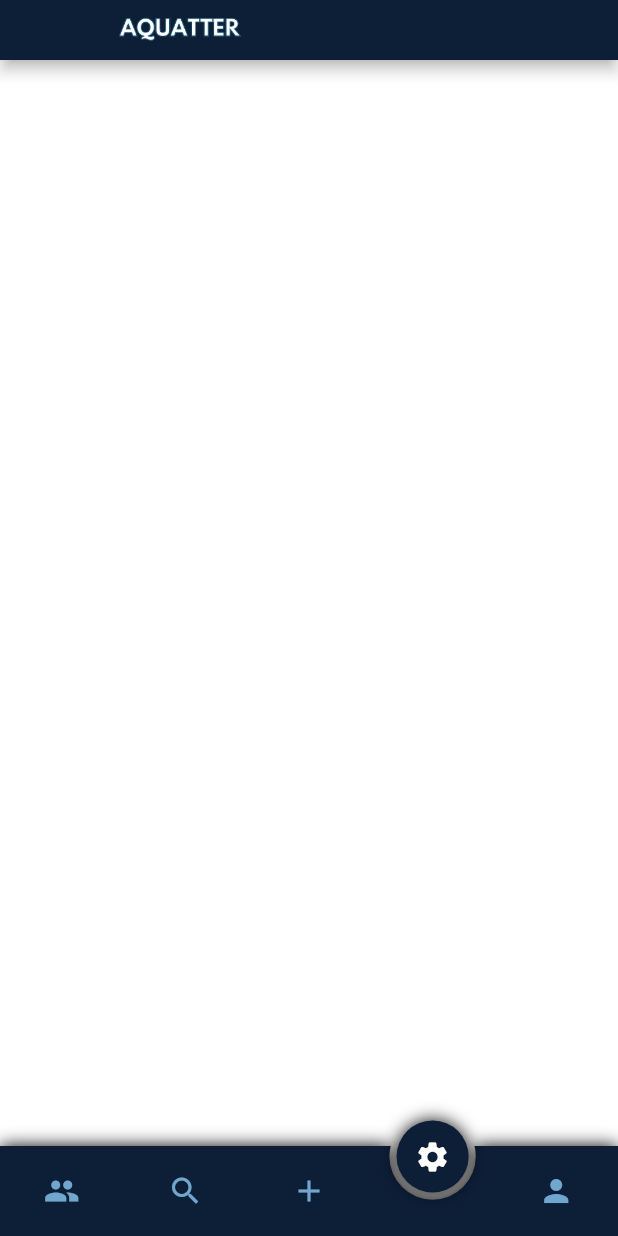
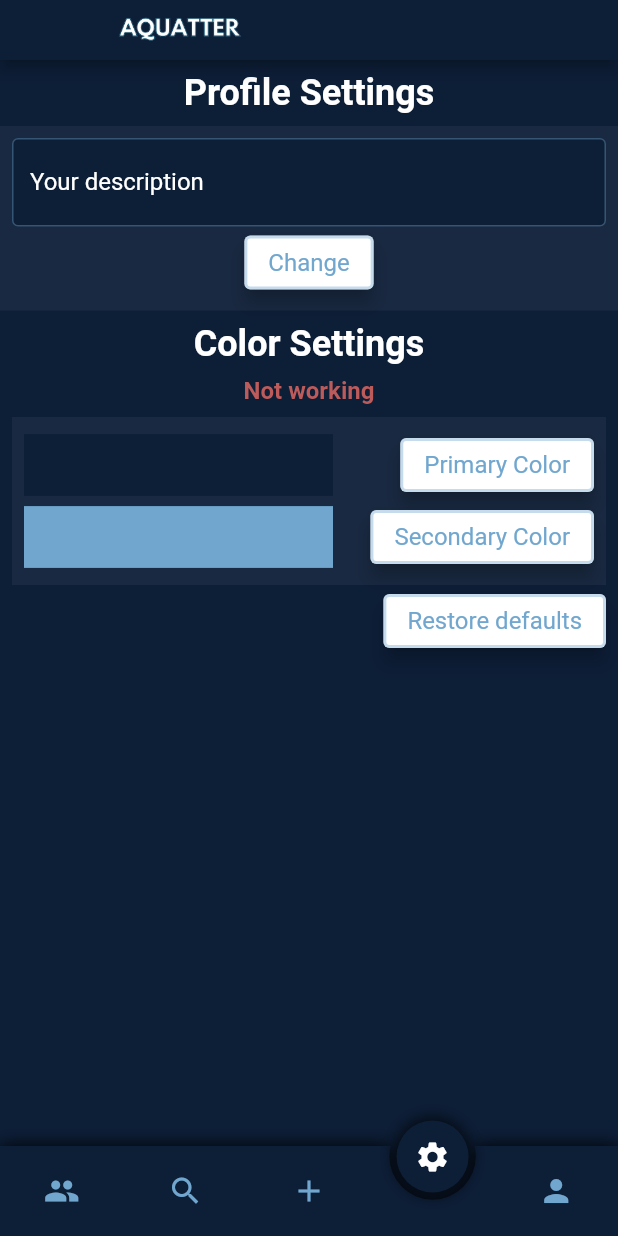
Before and after one commit to cardizaDEV/Aquatter, a Flutter app: the MainScreen screen opened by its route, swiped to page 4, on a phone screen of 412 x 824 dp. Run offline on Flutter 3.47's test engine with Material 2 defaults, Android fonts, the phone set to English and light mode, and no system bars; drawn by our look-alikes of circle_nav_bar; our stand-ins replace email_validator, flutter_colorpicker, flutter_swiper_plus, image_picker, pin_code_fields, shared_preferences; missing offline and left inert: flutter_emoji; accounts and stored records are empty; network calls fail.

Commit message:
Code cleaning, implemented settings page with profile settings and color settings, color settings not working yet

```diff
--- a/aquatter/lib/main.dart
+++ b/aquatter/lib/main.dart
@@ -24,8 +24,10 @@ class MyApp extends StatelessWidget {
         providers: [
           ChangeNotifierProvider<UserProvider>(create: (_) => UserProvider()),
           ChangeNotifierProvider<PostsProvider>(create: (_) => PostsProvider()),
-          ChangeNotifierProvider<ImagePickerProvider>(create: (_) => ImagePickerProvider()),
-          ChangeNotifierProvider<CommentsProvider>(create: (_) => CommentsProvider()),
+          ChangeNotifierProvider<ImagePickerProvider>(
+              create: (_) => ImagePickerProvider()),
+          ChangeNotifierProvider<CommentsProvider>(
+              create: (_) => CommentsProvider()),
         ],
         child: MaterialApp(
             debugShowCheckedModeBanner: false,
--- a/aquatter/lib/providers/user_provider.dart
+++ b/aquatter/lib/providers/user_provider.dart
@@ -16,6 +16,7 @@ class UserProvider extends ChangeNotifier {
   List<dynamic> follow = [];
   String avatar = '';
   List<UserCard> userCards = [];
+  String description = '';
 
   ///Adds a follower
   Future<int> addFollow(String userid) async {
@@ -172,8 +173,8 @@ class UserProvider extends ChangeNotifier {
     notifyListeners();
   }
 
-  ///Returns the user id and updates the provider userId
-  void getUserId(String username) async {
+  ///Returns the user id,avatar and description and updates the provider
+  void getUserData(String username) async {
     final response = await http.get(Uri.parse(
         'https://63722218025414c637071928.mockapi.io/Aquatter/users?username=$username'));
     if (response.statusCode == 200) {
@@ -181,6 +182,8 @@ class UserProvider extends ChangeNotifier {
       for (var element in jsonResponse) {
         if (element['username'] == username) {
           userId = element['id'];
+          description = element['description'];
+          avatar = element['avatar'];
         }
       }
     } else {
@@ -191,7 +194,6 @@ class UserProvider extends ChangeNotifier {
 
   ///Saves the username in shared and updates the provider username
   Future<bool> setLoged(String username) async {
-    await Future.delayed(const Duration(seconds: 2));
     // ignore: no_leading_underscores_for_local_identifiers
     final Future<SharedPreferences> _prefs = SharedPreferences.getInstance();
     SharedPreferences prefs = await _prefs;
@@ -202,7 +204,6 @@ class UserProvider extends ChangeNotifier {
 
   ///Returns the username from shared and updates the provider username
   Future<String> getUsername() async {
-    await Future.delayed(const Duration(seconds: 2));
     // ignore: no_leading_underscores_for_local_identifiers
     final Future<SharedPreferences> _prefs = SharedPreferences.getInstance();
     SharedPreferences prefs = await _prefs;
@@ -291,4 +292,19 @@ class UserProvider extends ChangeNotifier {
       return false;
     }
   }
+
+  Future<int> changeDescription(String description) async {
+    final response = await http.put(
+      Uri.parse(
+          'https://63722218025414c637071928.mockapi.io/Aquatter/users/$userId'),
+      body: {
+        'description': description,
+      }
+    );
+    if (response.statusCode == 200 || response.statusCode == 204) {
+      this.description = description;
+      notifyListeners();
+    }
+    return response.statusCode;
+  }
 }
--- a/aquatter/lib/screens/login_register/login_screen.dart
+++ b/aquatter/lib/screens/login_register/login_screen.dart
@@ -105,7 +105,7 @@ class _LoginScreenState extends State<LoginScreen> {
                           .setLoged(_usernameController.text);
                       // ignore: use_build_context_synchronously
                       Provider.of<UserProvider>(context, listen: false)
-                          .getUserId(_usernameController.text);
+                          .getUserData(_usernameController.text);
                       // ignore: use_build_context_synchronously
                       Provider.of<UserProvider>(context, listen: false)
                           .searchForUsers('');
--- a/aquatter/lib/screens/login_register/pin_screen.dart
+++ b/aquatter/lib/screens/login_register/pin_screen.dart
@@ -70,7 +70,7 @@ class _PinScreenState extends State<PinScreen> {
                       // ignore: use_build_context_synchronously
                       Provider.of<UserProvider>(context, listen: false)
                           // ignore: use_build_context_synchronously
-                          .getUserId(
+                          .getUserData(
                               // ignore: use_build_context_synchronously
                               Provider.of<UserProvider>(context, listen: false)
                                   .username);
--- a/aquatter/lib/screens/main_screen.dart
+++ b/aquatter/lib/screens/main_screen.dart
@@ -35,7 +35,7 @@ class _MainScreenState extends State<MainScreen> {
       appBar: PreferredSize(
           preferredSize: const Size(defaultPadding, defaultPadding * 5),
           child: AppBar(
-            systemOverlayStyle: const SystemUiOverlayStyle(
+            systemOverlayStyle: SystemUiOverlayStyle(
               statusBarColor: primaryBlack,
               statusBarIconBrightness: Brightness.dark,
               statusBarBrightness: Brightness.light,
@@ -53,7 +53,7 @@ class _MainScreenState extends State<MainScreen> {
           Icon(Icons.settings, color: Colors.white),
           Icon(Icons.person, color: Colors.white),
         ],
-        inactiveIcons: const [
+        inactiveIcons: [
           Icon(Icons.people, color: primaryColor),
           Icon(Icons.search, color: primaryColor),
           Icon(Icons.add, color: primaryColor),
@@ -82,7 +82,7 @@ class _MainScreenState extends State<MainScreen> {
           SocialPage(),
           SearchPage(),
           PostPage(),
-          Settings(),
+          SettingsPage(),
           ProfilePage()
         ],
       ),
--- a/aquatter/lib/screens/pages/search_page.dart
+++ b/aquatter/lib/screens/pages/search_page.dart
@@ -23,9 +23,9 @@ class _SearchPageState extends State<SearchPage> {
   @override
   Widget build(BuildContext context) {
     return Container(
-      decoration: const BoxDecoration(
+      decoration: BoxDecoration(
           color: primaryBlack,
-          image: DecorationImage(
+          image: const DecorationImage(
             image: AssetImage("lib/media/hatching-ge35f10e1a_1280.png"),
             fit: BoxFit.cover,
             opacity: 0.2,
--- a/aquatter/lib/screens/pages/settings_page.dart
+++ b/aquatter/lib/screens/pages/settings_page.dart
@@ -1,12 +1,70 @@
+import 'package:aquatter/themes/constants.dart';
+import 'package:aquatter/widgets/color_config.dart';
+import 'package:aquatter/widgets/profile_config.dart';
 import 'package:flutter/material.dart';
 
-class Settings extends StatelessWidget {
-  const Settings({super.key});
+class SettingsPage extends StatelessWidget {
+  const SettingsPage({super.key});
 
   @override
   Widget build(BuildContext context) {
-    return Container(
-      color: Colors.white,
+    return ListView(
+      children: const [
+        Center(
+          child: Flexible(
+              flex: 1,
+              child: Padding(
+                padding: EdgeInsets.all(defaultPadding),
+                child: Text(
+                  'Profile Settings',
+                  overflow: TextOverflow.ellipsis,
+                  maxLines: 1,
+                  style: TextStyle(
+                    color: Colors.white,
+                    fontSize: defaultPadding * 3,
+                    fontWeight: FontWeight.bold,
+                    overflow: TextOverflow.ellipsis,
+                  ),
+                ),
+              )),
+        ),
+        ProfileConfig(),
+        Center(
+          child: Flexible(
+              flex: 1,
+              child: Padding(
+                padding: EdgeInsets.all(defaultPadding),
+                child: Text(
+                  'Color Settings',
+                  overflow: TextOverflow.ellipsis,
+                  maxLines: 1,
+                  style: TextStyle(
+                    color: Colors.white,
+                    fontSize: defaultPadding * 3,
+                    fontWeight: FontWeight.bold,
+                    overflow: TextOverflow.ellipsis,
+                  ),
+                ),
+              )),
+        ),
+        Center(
+          child: Flexible(
+              flex: 1,
+              child: Text(
+                  'Not working',
+                  overflow: TextOverflow.ellipsis,
+                  maxLines: 1,
+                  style: TextStyle(
+                    color: Color.fromARGB(255, 189, 91, 91),
+                    fontSize: defaultPadding * 2,
+                    fontWeight: FontWeight.bold,
+                    overflow: TextOverflow.ellipsis,
+                  ),
+                ),
+              ),
+        ),
+        ColorConfig(),
+      ],
     );
   }
 }
--- a/aquatter/lib/screens/pages/social_page.dart
+++ b/aquatter/lib/screens/pages/social_page.dart
@@ -17,9 +17,9 @@ class SocialPage extends StatelessWidget {
     // ignore: prefer_typing_uninitialized_variables
     var distance;
     return Container(
-        decoration: const BoxDecoration(
+        decoration: BoxDecoration(
             color: primaryBlack,
-            image: DecorationImage(
+            image: const DecorationImage(
               image: AssetImage("lib/media/hatching-ge35f10e1a_1280.png"),
               fit: BoxFit.cover,
               opacity: 0,
--- a/aquatter/lib/themes/constants.dart
+++ b/aquatter/lib/themes/constants.dart
@@ -1,6 +1,5 @@
 import 'package:flutter/material.dart';
 
 const double defaultPadding = 8;
-const Color primaryColor = Color.fromRGBO(113, 167, 207, 1);
-const Color secondaryColor = Color.fromRGBO(113, 207, 200, 1);
-const Color primaryBlack = Color.fromRGBO(13, 30, 55, 1);
+Color primaryColor = const Color.fromRGBO(113, 167, 207, 1);
+Color primaryBlack = const Color.fromRGBO(13, 30, 55, 1);
--- a/aquatter/lib/themes/theming.dart
+++ b/aquatter/lib/themes/theming.dart
@@ -2,10 +2,6 @@ import 'package:aquatter/themes/constants.dart';
 import 'package:flutter/material.dart';
 
 class MainTheme {
-  static const Color primaryColor = Color.fromRGBO(113, 167, 207, 1);
-  static const Color secondaryColor = Color.fromRGBO(113, 207, 200, 1);
-  static const Color primaryBlack = Color.fromRGBO(13, 30, 55, 1);
-
   static ThemeData mainTheme = ThemeData(
     scaffoldBackgroundColor: primaryBlack,
     inputDecorationTheme: InputDecorationTheme(
@@ -17,9 +13,9 @@ class MainTheme {
       fillColor: Colors.white,
       filled: true,
       floatingLabelBehavior: FloatingLabelBehavior.auto,
-      labelStyle: const TextStyle(color: primaryColor),
+      labelStyle: TextStyle(color: primaryColor),
     ),
-    bottomNavigationBarTheme: const BottomNavigationBarThemeData(
+    bottomNavigationBarTheme: BottomNavigationBarThemeData(
       backgroundColor: primaryColor,
       selectedItemColor: primaryColor,
       unselectedItemColor: primaryColor,
@@ -28,9 +24,9 @@ class MainTheme {
     elevatedButtonTheme: ElevatedButtonThemeData(
         style: ButtonStyle(
             elevation: const MaterialStatePropertyAll(5),
-            foregroundColor: const MaterialStatePropertyAll(primaryColor),
+            foregroundColor: MaterialStatePropertyAll(primaryColor),
             backgroundColor: const MaterialStatePropertyAll(Colors.white),
-            textStyle: const MaterialStatePropertyAll(TextStyle(
+            textStyle: MaterialStatePropertyAll(TextStyle(
               color: primaryColor,
               fontSize: defaultPadding * 2,
             )),
--- /dev/null
+++ b/aquatter/lib/widgets/color_config.dart
@@ -0,0 +1,166 @@
+import 'package:aquatter/themes/constants.dart';
+import 'package:flutter/material.dart';
+import 'package:flutter_colorpicker/flutter_colorpicker.dart';
+import 'package:shared_preferences/shared_preferences.dart';
+
+class ColorConfig extends StatefulWidget {
+  const ColorConfig({super.key});
+
+  @override
+  State<ColorConfig> createState() => _ColorConfigState();
+}
+
+class _ColorConfigState extends State<ColorConfig> {
+  static const Color primaryColor = Color.fromRGBO(113, 167, 207, 1);
+  static const Color primaryBlack = Color.fromRGBO(13, 30, 55, 1);
+
+  Color pickedPrimary = primaryColor;
+  Color currentPrimary = primaryColor;
+
+  Color pickedBlack = primaryBlack;
+  Color currentBlack = primaryBlack;
+
+  @override
+  Widget build(BuildContext context) {
+    return Padding(
+      padding: const EdgeInsets.all(8.0),
+      child: Column(
+        mainAxisAlignment: MainAxisAlignment.start,
+        crossAxisAlignment: CrossAxisAlignment.end,
+        children: [
+          Container(
+            width: MediaQuery.of(context).size.width,
+            padding: const EdgeInsets.all(defaultPadding),
+            color: Colors.white.withOpacity(0.05),
+            child: Column(
+              mainAxisAlignment: MainAxisAlignment.center,
+              crossAxisAlignment: CrossAxisAlignment.end,
+              children: [
+                Row(
+                  mainAxisAlignment: MainAxisAlignment.spaceBetween,
+                  crossAxisAlignment: CrossAxisAlignment.center,
+                  children: [
+                    Container(
+                      height: MediaQuery.of(context).size.height/(defaultPadding*2.5),
+                      width: MediaQuery.of(context).size.width/defaultPadding*4,
+                      color: currentBlack,
+                    ),
+                    ElevatedButton(
+                        onPressed: () {
+                          showDialog(
+                              context: context,
+                              builder: ((context) {
+                                return AlertDialog(
+                                  title: const Text('Pick a color!'),
+                                  content: SingleChildScrollView(
+                                    child: ColorPicker(
+                                      pickerColor: pickedBlack,
+                                      onColorChanged: changeBlack,
+                                    ),
+                                  ),
+                                  actions: <Widget>[
+                                    ElevatedButton(
+                                      child: const Text('Got it'),
+                                      onPressed: () {
+                                        setState(() => currentBlack = pickedBlack);
+                                        setPrimaryBlack();
+                                        Navigator.of(context).pop();
+                                      },
+                                    ),
+                                  ],
+                                );
+                              }));
+                        },
+                        child: const Text('Primary Color')),
+                  ],
+                ),
+                Row(
+                  mainAxisAlignment: MainAxisAlignment.spaceBetween,
+                  crossAxisAlignment: CrossAxisAlignment.center,
+                  children: [
+                    Container(
+                      height: MediaQuery.of(context).size.height/(defaultPadding*2.5),
+                      width: MediaQuery.of(context).size.width/defaultPadding*4,
+                      color: currentPrimary,
+                    ),
+                    ElevatedButton(
+                        onPressed: () {
+                          showDialog(
+                              context: context,
+                              builder: ((context) {
+                                return AlertDialog(
+                                  title: const Text('Pick a color!'),
+                                  content: SingleChildScrollView(
+                                    child: ColorPicker(
+                                      pickerColor: pickedPrimary,
+                                      onColorChanged: changePrimary,
+                                    ),
+                                  ),
+                                  actions: <Widget>[
+                                    ElevatedButton(
+                                      child: const Text('Got it'),
+                                      onPressed: () {
+                                        setState(
+                                            () => currentPrimary = pickedPrimary);
+                                        setPrimaryColor();
+                                        Navigator.of(context).pop();
+                                      },
+                                    ),
+                                  ],
+                                );
+                              }));
+                        },
+                        child: const Text('Secondary Color')),
+                  ],
+                ),
+              ],
+            ),
+          ),
+          Row(
+            mainAxisAlignment: MainAxisAlignment.end,
+            crossAxisAlignment: CrossAxisAlignment.end,
+            children: [
+              ElevatedButton(
+                  onPressed: () => restoreDefaults(),
+                  child: const Text('Restore defaults')),
+            ],
+          )
+        ],
+      ),
+    );
+  }
+
+  void changePrimary(Color color) {
+    setState(() => pickedPrimary = color);
+  }
+
+  void changeBlack(Color color) {
+    setState(() => pickedBlack = color);
+  }
+
+  void restoreDefaults() {
+    pickedPrimary = primaryColor;
+    currentPrimary = primaryColor;
+    pickedBlack = primaryBlack;
+    currentBlack = primaryBlack;
+    setState(() {});
+    setPrimaryBlack();
+    setPrimaryColor();
+  }
+
+  ///Saves the username in shared and updates the provider username
+  void setPrimaryColor() async {
+    // ignore: no_leading_underscores_for_local_identifiers
+    final Future<SharedPreferences> _prefs = SharedPreferences.getInstance();
+    SharedPreferences prefs = await _prefs;
+    await prefs.setString('primaryColor', currentPrimary.toString());
+  }
+
+  ///Saves the username in shared and updates the provider username
+  void setPrimaryBlack() async {
+    // ignore: no_leading_underscores_for_local_identifiers
+    final Future<SharedPreferences> _prefs = SharedPreferences.getInstance();
+    SharedPreferences prefs = await _prefs;
+    await prefs.setString('blackColor', currentBlack.toString());
+  }
+}
--- /dev/null
+++ b/aquatter/lib/widgets/profile_config.dart
@@ -0,0 +1,71 @@
+import 'package:aquatter/providers/user_provider.dart';
+import 'package:aquatter/themes/constants.dart';
+import 'package:flutter/material.dart';
+import 'package:provider/provider.dart';
+
+class ProfileConfig extends StatefulWidget {
+  const ProfileConfig({super.key});
+
+  @override
+  State<ProfileConfig> createState() => _ProfileConfigState();
+}
+
+class _ProfileConfigState extends State<ProfileConfig> {
+  // ignore: prefer_final_fields
+  TextEditingController _descriptionController = TextEditingController();
+
+  @override
+  void initState() {
+    _descriptionController.clear();
+    super.initState();
+  }
+
+  @override
+  Widget build(BuildContext context) {
+    return Container(
+      width: MediaQuery.of(context).size.width,
+      padding: const EdgeInsets.all(defaultPadding),
+      color: Colors.white.withOpacity(0.05),
+      child: Column(
+        children: [
+          Consumer<UserProvider>(
+            builder: (context, value, child) {
+              return TextField(
+                  autocorrect: false,
+                  controller: _descriptionController..text = value.description,
+                  autofocus: false,
+                  keyboardType: TextInputType.multiline,
+                  maxLines: null,
+                  style: const TextStyle(color: Colors.white),
+                  decoration: InputDecoration(
+                    filled: true,
+                    hintText: value.description,
+                    fillColor: primaryBlack,
+                    labelStyle: const TextStyle(color: Colors.white),
+                    floatingLabelBehavior: FloatingLabelBehavior.auto,
+                    border: const OutlineInputBorder(),
+                    labelText: 'Your description',
+                  ));
+            },
+          ),
+          ElevatedButton(
+            onPressed: () async {
+              if (_descriptionController.text.isNotEmpty) {
+                final result =
+                    await Provider.of<UserProvider>(context, listen: false)
+                        .changeDescription(_descriptionController.text);
+                _descriptionController.clear();
+                if (result == 200 || result == 204) {
+                  // ignore: use_build_context_synchronously
+                  Navigator.pushReplacementNamed(
+                                  context, 'MainScreen');
+                }
+              }
+            },
+            child: const Text('Change'),
+          ),
+        ],
+      ),
+    );
+  }
+}
--- a/aquatter/pubspec.yaml
+++ b/aquatter/pubspec.yaml
@@ -45,6 +45,7 @@ dependencies:
   email_validator: ^2.1.17
   provider: ^6.0.4
   image_picker: ^0.8.6
+  flutter_colorpicker: ^1.0.3
 
 dev_dependencies:
   flutter_test:
```
Also changed, not shown: aquatter/lib/screens/pages/post_page.dart (+5 -5 lines).
